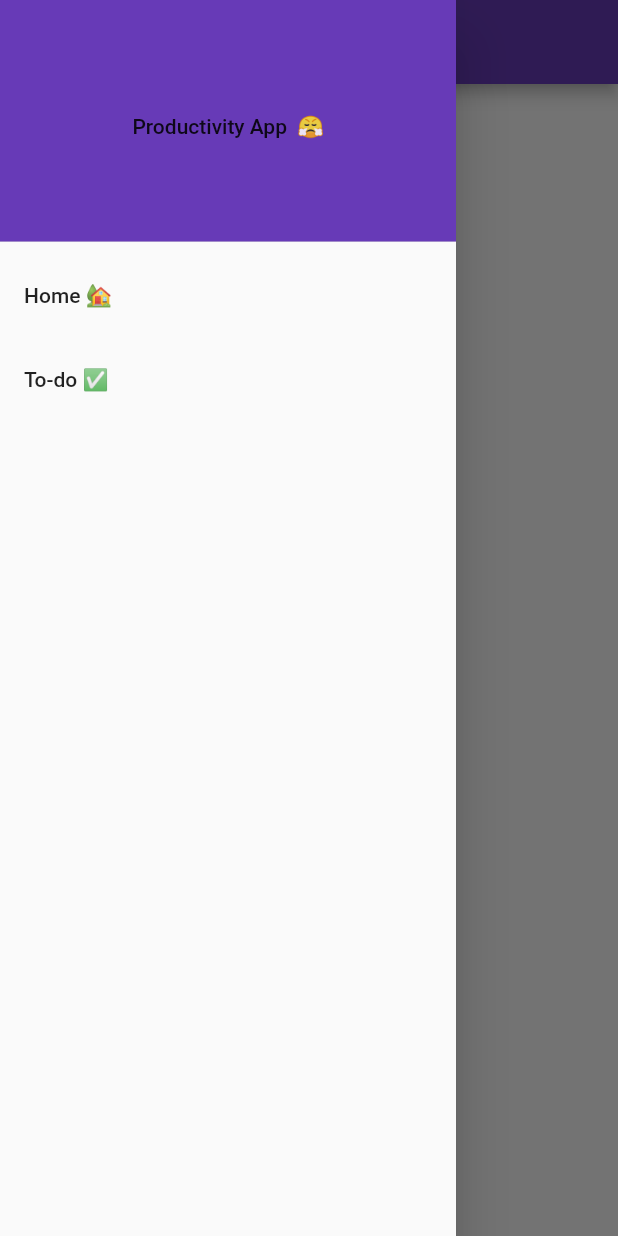
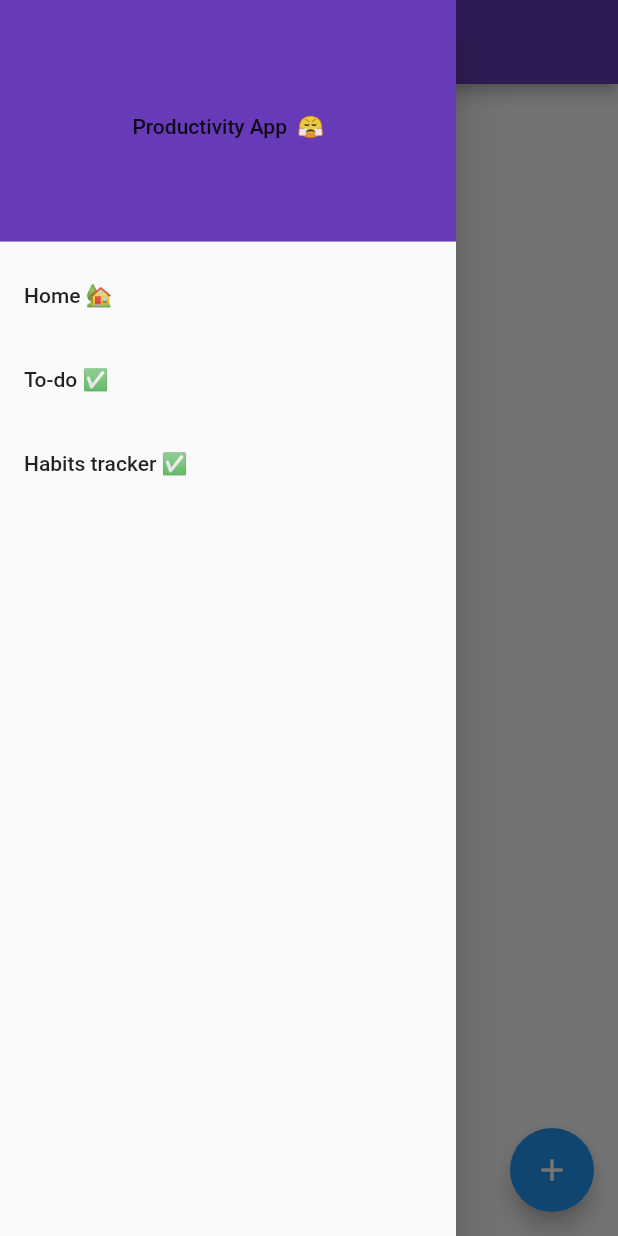
Before and after one commit to CardRapier/productivity_app, a Flutter app: the screen it shows after launch, with the side drawer open, on a phone screen of 412 x 824 dp. Run offline on Flutter 3.47's test engine with Material 2 defaults, Android fonts, the phone set to English and light mode, and no system bars; our stand-ins replace go_router, isar, reactive_forms; accounts and stored records are empty; generated files the repository leaves out were written again.

Commit message:
Add habit tracker, added read habits from isar and create one

```diff
--- a/lib/global/components/layout.dart
+++ b/lib/global/components/layout.dart
@@ -31,10 +31,20 @@ class Layout extends StatelessWidget {
               ListTile(
                 title: const Text('To-do ✅'),
                 onTap: () => context.goNamed(RoutesConstants.todo),
+              ),
+              ListTile(
+                title: const Text('Habits tracker ✅'),
+                onTap: () => context.goNamed(RoutesConstants.habits),
               )
             ],
           ),
         ),
+        floatingActionButton: FloatingActionButton(
+          onPressed: () {
+            context.pushNamed(RoutesConstants.createHabits);
+          },
+          child: const Icon(Icons.add),
+        ),
         body: child);
   }
 }
--- a/lib/main.dart
+++ b/lib/main.dart
@@ -1,7 +1,12 @@
 import 'package:flutter/material.dart';
+import 'package:isar/isar.dart';
+import 'package:productivity_app/modules/habits/models/habit.dart';
+import 'package:productivity_app/modules/habits/providers/habits_provider.dart';
 import 'package:productivity_app/router/my_router.dart';
+import 'package:provider/provider.dart';
 
-void main() {
+Future<void> main() async {
+  WidgetsFlutterBinding.ensureInitialized();
   runApp(const MyApp());
 }
 
@@ -9,11 +14,19 @@ class MyApp extends StatelessWidget {
   const MyApp({super.key});
   @override
   Widget build(BuildContext context) {
-    return MaterialApp.router(
-      debugShowCheckedModeBanner: false,
-      routerDelegate: MyRouter.router.routerDelegate,
-      routeInformationParser: MyRouter.router.routeInformationParser,
-      routeInformationProvider: MyRouter.router.routeInformationProvider,
-    );
+    return MultiProvider(
+        providers: [
+          ChangeNotifierProvider<HabitsProvider>(
+              create: (_) => HabitsProvider())
+        ],
+        child: Builder(
+            builder: (context) => MaterialApp.router(
+                  debugShowCheckedModeBanner: false,
+                  routerDelegate: MyRouter.router.routerDelegate,
+                  routeInformationParser:
+                      MyRouter.router.routeInformationParser,
+                  routeInformationProvider:
+                      MyRouter.router.routeInformationProvider,
+                )));
   }
 }
--- /dev/null
+++ b/lib/modules/habits/habits_repo.dart
@@ -0,0 +1,17 @@
+import 'package:isar/isar.dart';
+import 'package:productivity_app/global/my_isar.dart';
+import 'package:productivity_app/modules/habits/models/habit.dart';
+
+class HabitsRepository {
+  static Future<List<Habit>> getHabits() async {
+    final isar = await MyIsar.getIsarInstance();
+    return await isar.habits.where().findAll();
+  }
+
+  static createHabit(Habit habit) async {
+    final isar = await MyIsar.getIsarInstance();
+    await isar.writeTxn(() async {
+      await isar.habits.put(habit);
+    });
+  }
+}
--- /dev/null
+++ b/lib/modules/habits/models/habit.dart
@@ -0,0 +1,19 @@
+import 'package:isar/isar.dart';
+
+part 'habit.g.dart';
+
+@collection
+class Habit {
+  @Index(type: IndexType.value)
+  Id id = Isar.autoIncrement;
+
+  String? name;
+  String? unit;
+  int? value;
+  int? desired;
+
+  @enumerated
+  Status status = Status.unavailable;
+}
+
+enum Status { inProgress, done, unavailable }
--- /dev/null
+++ b/lib/modules/habits/providers/habits_provider.dart
@@ -0,0 +1,43 @@
+import 'package:flutter/material.dart';
+import 'package:productivity_app/modules/habits/habits_repo.dart';
+import 'package:productivity_app/modules/habits/models/habit.dart';
+import 'package:reactive_forms/reactive_forms.dart';
+
+class HabitsProvider extends ChangeNotifier {
+  late List<Habit> habits = [];
+  bool _loading = false;
+  bool get loading => _loading;
+  set loading(bool value) {
+    _loading = value;
+    notifyListeners();
+  }
+
+  final createForm = FormGroup({
+    'name': FormControl<String>(
+      validators: [Validators.required],
+    ),
+    'unit': FormControl<String>(),
+    'desired': FormControl<int>(validators: [Validators.number]),
+    'value': FormControl<int>(validators: [Validators.number]),
+  });
+
+  initState() {
+    reloadInfo();
+  }
+
+  reloadInfo() async {
+    habits = await HabitsRepository.getHabits();
+    notifyListeners();
+  }
+
+  createHabit() async {
+    var newHabit = Habit()
+      ..name = createForm.control('name').value
+      ..unit = createForm.control('unit').value ?? ''
+      ..desired = createForm.control('desired').value ?? 1
+      ..value = 0;
+    await HabitsRepository.createHabit(newHabit);
+    habits = await HabitsRepository.getHabits();
+    notifyListeners();
+  }
+}
--- a/lib/router/my_router.dart
+++ b/lib/router/my_router.dart
@@ -1,23 +1,29 @@
 import 'package:flutter/material.dart';
 import 'package:go_router/go_router.dart';
+import 'package:productivity_app/modules/habits/views/create_habit_view.dart';
+import 'package:productivity_app/modules/habits/views/habits_view.dart';
 import 'package:productivity_app/modules/home/views/home_view.dart';
-import 'package:productivity_app/modules/todo/view/todo_view.dart';
+import 'package:productivity_app/modules/todo/views/todo_view.dart';
 import 'package:productivity_app/router/routes_constants.dart';
 
 class MyRouter {
   static final GoRouter router =
       GoRouter(initialLocation: RoutesConstants.home, routes: <GoRoute>[
-    GoRoute(
-      path: RoutesConstants.home,
-      name: RoutesConstants.home,
-      pageBuilder: (BuildContext context, GoRouterState state) =>
-          customTransition(childWidget: const HomeView()),
+    myRoute(
+      RoutesConstants.home,
+      const HomeView(),
     ),
-    GoRoute(
-      path: RoutesConstants.todo,
-      name: RoutesConstants.todo,
-      pageBuilder: (BuildContext context, GoRouterState state) =>
-          customTransition(childWidget: const TodoView()),
+    myRoute(
+      RoutesConstants.todo,
+      const TodoView(),
+    ),
+    myRoute(
+      RoutesConstants.habits,
+      HabitsView(),
+    ),
+    myRoute(
+      RoutesConstants.createHabits,
+      CreateHabitView(),
     ),
   ]);
 
@@ -29,4 +35,13 @@ class MyRouter {
           FadeTransition(opacity: animation, child: child),
     );
   }
+
+  static GoRoute myRoute(String path, Widget child) {
+    return GoRoute(
+      path: path,
+      name: path,
+      pageBuilder: (BuildContext context, GoRouterState state) =>
+          customTransition(childWidget: child),
+    );
+  }
 }
--- a/lib/router/routes_constants.dart
+++ b/lib/router/routes_constants.dart
@@ -1,4 +1,6 @@
 class RoutesConstants {
   static const home = '/home';
   static const todo = '/to-do';
+  static const habits = '/habits';
+  static const createHabits = '/create-habits';
 }
```
Also changed, not shown: lib/global/my_isar.dart (added, +15 -0 lines), lib/modules/habits/views/create_habit_view.dart (added, +62 -0 lines), lib/modules/habits/views/habits_view.dart (added, +26 -0 lines), pubspec.yaml (+7 -4 lines), lib/modules/habits/models/habit.g.dart (added), lib/modules/todo/views/todo_view.dart (renamed from lib/modules/todo/view/todo_view.dart), pubspec.lock, 6 other files.
